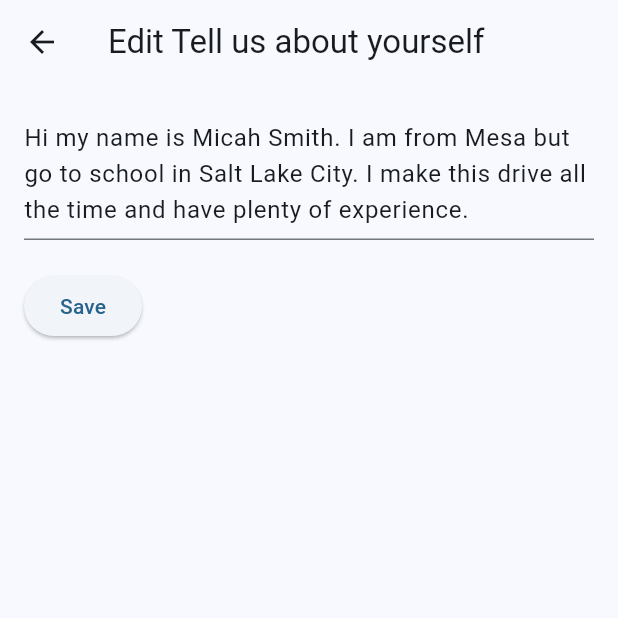
After one commit to justindbaker/editprofile, a Flutter app: the screen it shows after launch, after a tap on "Tell us about yourself", on a phone screen of 412 x 824 dp, the top half of it. The commit adds this screen. Run offline on Flutter 3.47's test engine with Material 2 defaults, Android fonts, the phone set to English and light mode, and no system bars; network calls fail.

Commit message:
Add basic profile detail editting ability without formatting

```diff
--- a/lib/main.dart
+++ b/lib/main.dart
@@ -1,3 +1,4 @@
+import 'package:editprofile/profile_detail_page.dart';
 import 'package:flutter/material.dart';
 
 void main() {
@@ -118,6 +119,8 @@ class _MyEditProfilePageState extends State<MyEditProfilePage> {
               const SizedBox(height: 15),
               for (var section in profileData) ...[
                 InkWell(
+                  onTap: () => _navToProfileDetailEditPage(
+                      section['label'], section['value']),
                   child: Column(
                     crossAxisAlignment: CrossAxisAlignment.start,
                     children: [
@@ -161,4 +164,29 @@ class _MyEditProfilePageState extends State<MyEditProfilePage> {
       ),
     );
   }
+
+  void _navToProfileDetailEditPage(
+      String sectionName, String initialValue) async {
+    final updatedValue = await Navigator.push(
+      context,
+      MaterialPageRoute(
+        builder: (context) => ProfileDetailPage(
+          sectionName: sectionName,
+          initialValue: initialValue,
+        ),
+      ),
+    );
+
+    if (updatedValue != null) {
+      // Update the profileData with the edited value.
+      setState(() {
+        for (var section in profileData) {
+          if (section['label'] == sectionName) {
+            section['value'] = updatedValue;
+            break;
+          }
+        }
+      });
+    }
+  }
 }
--- /dev/null
+++ b/lib/profile_detail_page.dart
@@ -0,0 +1,55 @@
+import 'package:flutter/material.dart';
+
+class ProfileDetailPage extends StatefulWidget {
+  final String sectionName;
+  final String initialValue;
+
+  const ProfileDetailPage(
+      {super.key, required this.sectionName, required this.initialValue});
+
+  @override
+  _ProfileDetailPageState createState() => _ProfileDetailPageState();
+}
+
+class _ProfileDetailPageState extends State<ProfileDetailPage> {
+  late TextEditingController _textEditingController;
+
+  @override
+  void initState() {
+    super.initState();
+    _textEditingController = TextEditingController(text: widget.initialValue);
+  }
+
+  @override
+  void dispose() {
+    _textEditingController.dispose();
+    super.dispose();
+  }
+
+  @override
+  Widget build(BuildContext context) {
+    return Scaffold(
+      appBar: AppBar(title: Text('Edit ${widget.sectionName}')),
+      body: Padding(
+        padding: const EdgeInsets.all(16.0),
+        child: Column(
+          crossAxisAlignment: CrossAxisAlignment.start,
+          children: [
+            TextFormField(
+              controller: _textEditingController,
+              maxLines: null,
+            ),
+            const SizedBox(height: 20),
+            ElevatedButton(
+              onPressed: () {
+                // When the save button is pressed, update the profileData and return to the previous page.
+                Navigator.pop(context, _textEditingController.text);
+              },
+              child: const Text('Save'),
+            ),
+          ],
+        ),
+      ),
+    );
+  }
+}
```
Also changed, not shown: lib/edit_bio_page.dart (added), lib/edit_email_page.dart (added), lib/edit_name_page.dart (added), lib/edit_phone_page.dart (added).
